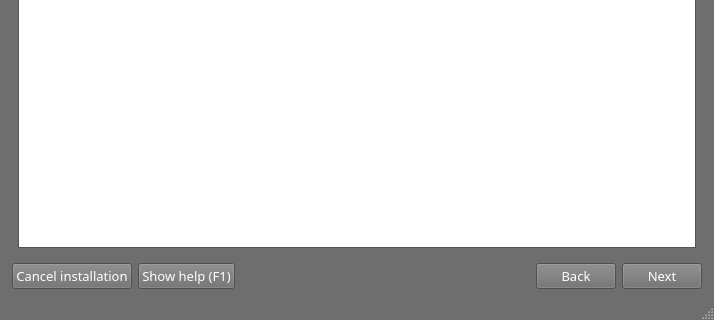
This is guiinstaller/guisetup/mainwindow.ui in aix27249/mpkg as Qt 5 draws it before an edit; both pictures show x 0 to 714 and y 260 to 580 of the 714 by 580 pixel window. The edited form follows.
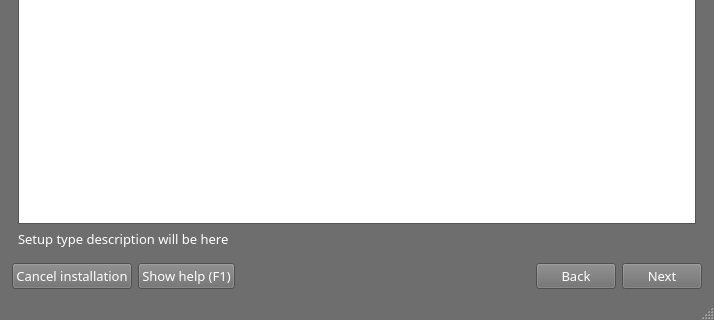
This is the edited form. The open tabs and pages were chosen to show the change. Icons and pictures are not drawn.

The edit to the form file:
```diff
--- a/guiinstaller/guisetup/mainwindow.ui
+++ b/guiinstaller/guisetup/mainwindow.ui
@@ -1509,6 +1509,16 @@
           </item>
          </layout>
         </item>
+        <item>
+         <widget class="QLabel" name="setupVariantDescription">
+          <property name="text">
+           <string>Setup type description will be here</string>
+          </property>
+          <property name="wordWrap">
+           <bool>true</bool>
+          </property>
+         </widget>
+        </item>
        </layout>
       </widget>
       <widget class="QWidget" name="page_3">
```
Left out of the diff: 16 changed lines with no effect on the pictures.
